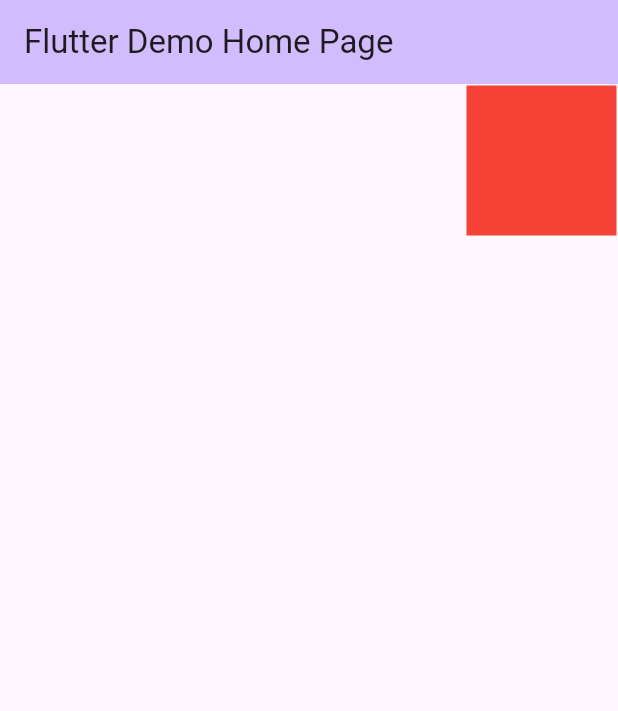
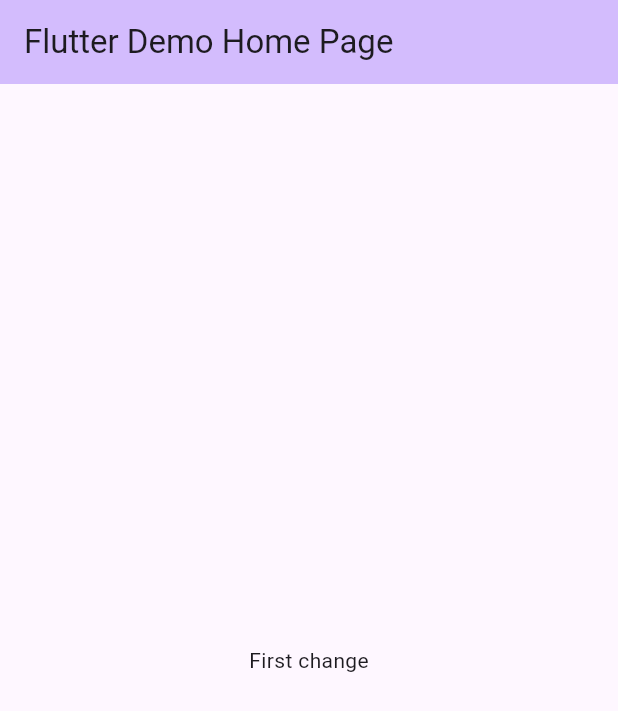
Before and after one commit to iilic89/testingGit, a Flutter app: the screen it shows after launch, on a phone screen of 412 x 824 dp. Shown: the top 711 px of the screen. Run offline on Flutter 3.47's test engine with Material 3 defaults, Android fonts, the phone set to English and light mode, and no system bars.

Commit message:
second commit

```diff
--- a/lib/main.dart
+++ b/lib/main.dart
@@ -45,40 +45,16 @@ class _MyHomePageState extends State<MyHomePage> {
 
     return Scaffold(
       appBar: AppBar(
-
-        backgroundColor: Theme.of(context).colorScheme.inversePrimary,
-
-        title: Text(widget.title),
+          backgroundColor: Theme.of(context).colorScheme.inversePrimary,
+          title: Text(widget.title),
       ),
-      body:  Stack(
+      body: const Stack(
         children: [
            Center(
-            child: Stack(
-              children: [
-                Positioned(
-                  right: 1,
-                  top: 1,
-                  child: Container(
-              width: 100,
-              height: 100,
-              color: Colors.red,
-            ),
-            ),
-              ],
-              )
-
-
+            child: Text("First change"),
       )
         ],
-
       )
-
-
-
-
-
-
-
     );
   }
 }
```
